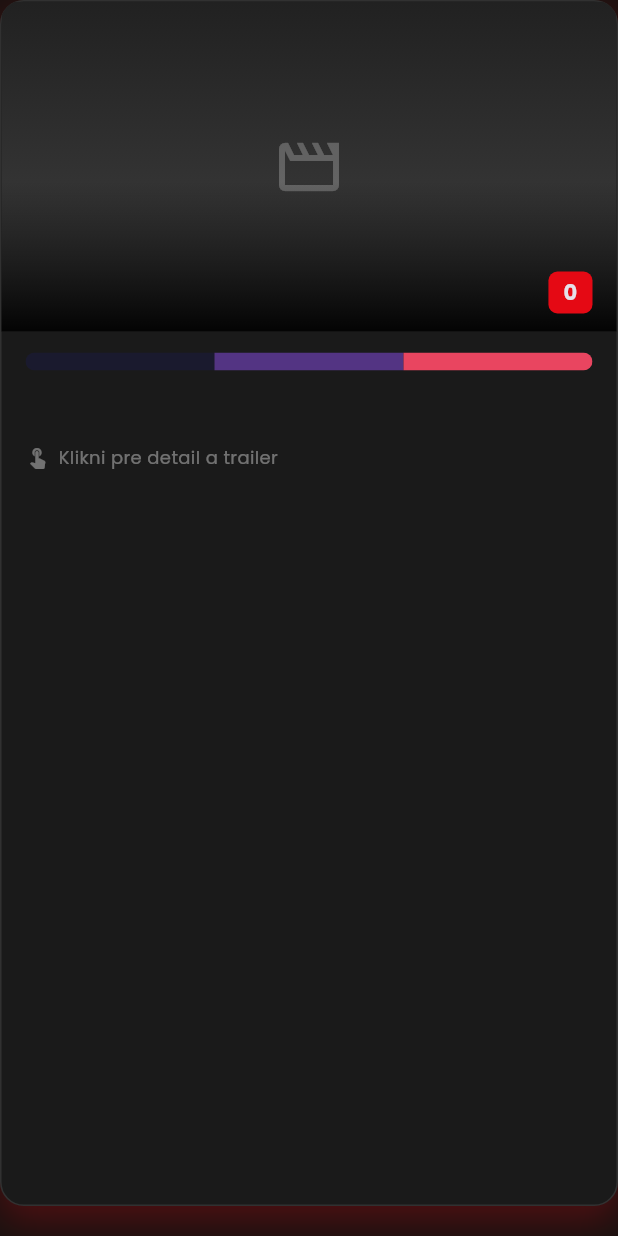
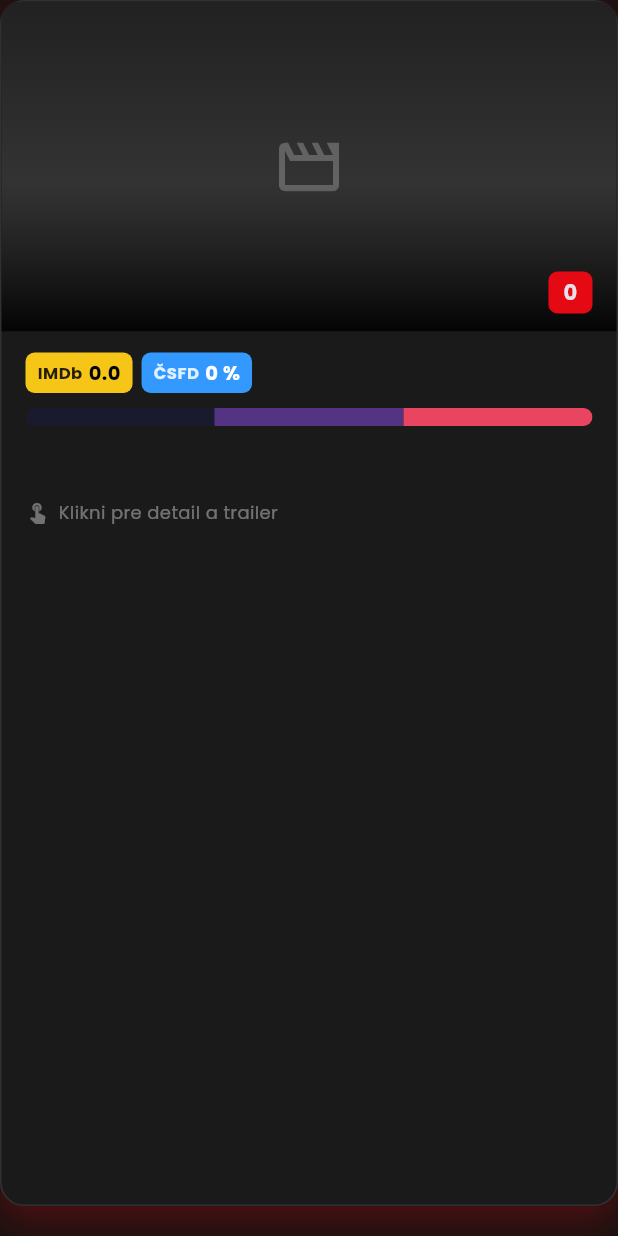
Before and after one commit to martinobal1/Cinematch, a Flutter app: the MovieCard widget shown alone on an empty page, opened directly with empty values, on a phone screen of 412 x 824 dp. Run offline on Flutter 3.47's test engine with Material 3 defaults, Android fonts, the light colour scheme and no system bars; our stand-ins replace cached_network_image, cloud_firestore, firebase_core, google_fonts, google_generative_ai; accounts and stored records are empty.

Commit message:
pridanie imdb a csfd

```diff
--- a/lib/config/api_secrets.example.dart
+++ b/lib/config/api_secrets.example.dart
@@ -4,3 +4,6 @@ const String localGeminiApiKey = 'TVoj_GEMINI_API_KEY';
 // TMDB — https://www.themoviedb.org/settings/api
 const String localTmdbApiKey = '';
 const String localTmdbReadAccessToken = '';
+
+// OMDb (IMDb hodnotenia) — https://www.omdbapi.com/apikey.aspx
+const String localOmdbApiKey = '';
--- a/lib/models/movie_recommendation.dart
+++ b/lib/models/movie_recommendation.dart
@@ -11,6 +11,8 @@ class MovieRecommendation {
     this.personalReview,
     this.posterUrl,
     this.englishTitle,
+    this.imdbRating,
+    this.csfdRating,
   });
 
   final String title;
@@ -23,8 +25,16 @@ class MovieRecommendation {
   final String? trailerQuery;
   final String? personalReview;
   final String? posterUrl;
+  /// IMDb priemer (0–10).
+  final double? imdbRating;
+  /// ČSFD hodnotenie v percentách (0–100).
+  final int? csfdRating;
 
-  MovieRecommendation copyWith({String? posterUrl}) {
+  MovieRecommendation copyWith({
+    String? posterUrl,
+    double? imdbRating,
+    int? csfdRating,
+  }) {
     return MovieRecommendation(
       title: title,
       year: year,
@@ -35,6 +45,8 @@ class MovieRecommendation {
       personalReview: personalReview,
       posterUrl: posterUrl ?? this.posterUrl,
       englishTitle: englishTitle,
+      imdbRating: imdbRating ?? this.imdbRating,
+      csfdRating: csfdRating ?? this.csfdRating,
     );
   }
 
@@ -53,7 +65,23 @@ class MovieRecommendation {
       trailerQuery: json['trailerQuery'] as String?,
       personalReview: json['personalReview'] as String?,
       englishTitle: json['englishTitle'] as String?,
+      imdbRating: _parseDouble(json['imdbRating']),
+      csfdRating: _parseInt(json['csfdRating']),
     );
+  }
+
+  static double? _parseDouble(dynamic raw) {
+    if (raw == null) return null;
+    if (raw is num) return raw.toDouble();
+    return double.tryParse(raw.toString().replaceAll(',', '.'));
+  }
+
+  static int? _parseInt(dynamic raw) {
+    if (raw == null) return null;
+    if (raw is int) return raw;
+    if (raw is num) return raw.round();
+    final text = raw.toString().replaceAll('%', '').trim();
+    return int.tryParse(text);
   }
 
   static List<int> _parseColors(dynamic raw) {
--- a/lib/services/firestore_service.dart
+++ b/lib/services/firestore_service.dart
@@ -23,6 +23,8 @@ class FirestoreService {
               'reason': m.reason,
               'moodTags': m.moodTags,
               'moodColors': m.moodColors,
+              if (m.imdbRating != null) 'imdbRating': m.imdbRating,
+              if (m.csfdRating != null) 'csfdRating': m.csfdRating,
             },
           )
           .toList(),
--- a/lib/services/gemini_service.dart
+++ b/lib/services/gemini_service.dart
@@ -86,7 +86,9 @@ Odpovedz VÝHRADNE platným JSON (bez markdown) v tomto tvare:
       "moodTags": ["tag1", "tag2", "tag3"],
       "moodColors": ["1a1a2e", "16213e", "0f3460"],
       "trailerQuery": "názov filmu rok official trailer",
-      "personalReview": "krátka recenzia šitá na mieru používateľovi"
+      "personalReview": "krátka recenzia šitá na mieru používateľovi",
+      "imdbRating": 8.8,
+      "csfdRating": 87
     }
   ]
 }
@@ -94,6 +96,8 @@ Odpovedz VÝHRADNE platným JSON (bez markdown) v tomto tvare:
 Pravidlá:
 - Presne 3 až 5 filmov v poli movies (ak používateľ chce top 10, daj 5 najlepších)
 - englishTitle: vždy oficiálny anglický názov filmu (pre plagáty)
+- imdbRating: priemerné hodnotenie z IMDb (0–10), len ak ho poznáš; inak vynechaj pole
+- csfdRating: hodnotenie z ČSFD v percentách (0–100), len ak ho poznáš; inak vynechaj pole
 - moodColors: 3 hex farby bez # (náladová paleta)
 - Odpovedaj v slovenčine (title, reason, tagy); englishTitle vždy po anglicky
 ''';
--- a/lib/widgets/movie_card.dart
+++ b/lib/widgets/movie_card.dart
@@ -5,6 +5,7 @@ import '../models/movie_recommendation.dart';
 import 'mood_palette_bar.dart';
 import 'movie_detail_sheet.dart';
 import 'movie_poster.dart';
+import 'movie_ratings_row.dart';
 
 class MovieCard extends StatelessWidget {
   const MovieCard({super.key, required this.movie});
@@ -112,6 +113,13 @@ class MovieCard extends StatelessWidget {
               child: Column(
                 crossAxisAlignment: CrossAxisAlignment.start,
                 children: [
+                  MovieRatingsRow(
+                    imdbRating: movie.imdbRating,
+                    csfdRating: movie.csfdRating,
+                    compact: true,
+                  ),
+                  if (movie.imdbRating != null || movie.csfdRating != null)
+                    const SizedBox(height: 10),
                   MoodPaletteBar(colors: movie.moodColors),
                   const SizedBox(height: 10),
                   Wrap(
--- /dev/null
+++ b/lib/widgets/movie_ratings_row.dart
@@ -0,0 +1,98 @@
+import 'package:flutter/material.dart';
+
+/// IMDb + ČSFD hodnotenia v jednom riadku.
+class MovieRatingsRow extends StatelessWidget {
+  const MovieRatingsRow({
+    super.key,
+    this.imdbRating,
+    this.csfdRating,
+    this.compact = false,
+  });
+
+  final double? imdbRating;
+  final int? csfdRating;
+  final bool compact;
+
+  bool get hasAny => imdbRating != null || csfdRating != null;
+
+  @override
+  Widget build(BuildContext context) {
+    if (!hasAny) return const SizedBox.shrink();
+
+    return Wrap(
+      spacing: compact ? 6 : 8,
+      runSpacing: 6,
+      children: [
+        if (imdbRating != null)
+          _RatingBadge(
+            label: 'IMDb',
+            value: imdbRating!.toStringAsFixed(1),
+            background: const Color(0xFFF5C518),
+            foreground: Colors.black,
+            compact: compact,
+          ),
+        if (csfdRating != null)
+          _RatingBadge(
+            label: 'ČSFD',
+            value: '$csfdRating %',
+            background: const Color(0xFF3399FF),
+            foreground: Colors.white,
+            compact: compact,
+          ),
+      ],
+    );
+  }
+}
+
+class _RatingBadge extends StatelessWidget {
+  const _RatingBadge({
+    required this.label,
+    required this.value,
+    required this.background,
+    required this.foreground,
+    required this.compact,
+  });
+
+  final String label;
+  final String value;
+  final Color background;
+  final Color foreground;
+  final bool compact;
+
+  @override
+  Widget build(BuildContext context) {
+    return Container(
+      padding: EdgeInsets.symmetric(
+        horizontal: compact ? 8 : 10,
+        vertical: compact ? 4 : 6,
+      ),
+      decoration: BoxDecoration(
+        color: background,
+        borderRadius: BorderRadius.circular(6),
+      ),
+      child: Row(
+        mainAxisSize: MainAxisSize.min,
+        children: [
+          Text(
+            label,
+            style: TextStyle(
+              color: foreground.withValues(alpha: 0.85),
+              fontSize: compact ? 11 : 12,
+              fontWeight: FontWeight.w700,
+              letterSpacing: 0.3,
+            ),
+          ),
+          SizedBox(width: compact ? 4 : 6),
+          Text(
+            value,
+            style: TextStyle(
+              color: foreground,
+              fontSize: compact ? 13 : 14,
+              fontWeight: FontWeight.bold,
+            ),
+          ),
+        ],
+      ),
+    );
+  }
+}
```
Also changed, not shown: lib/config/app_config.dart (+10 -0 lines), lib/config/intro_copy.dart (added, +38 -0 lines), lib/screens/home_screen.dart (+39 -11 lines), lib/services/rating_service.dart (added, +237 -0 lines), lib/widgets/movie_detail_sheet.dart (+8 -0 lines), lib/widgets/responsive_page_column.dart (added, +47 -0 lines).
